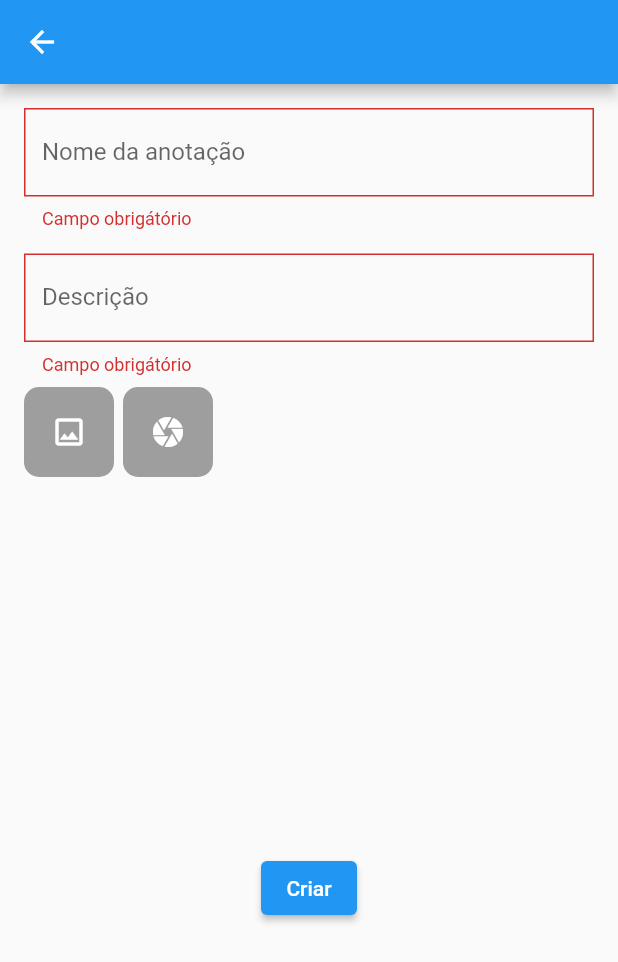
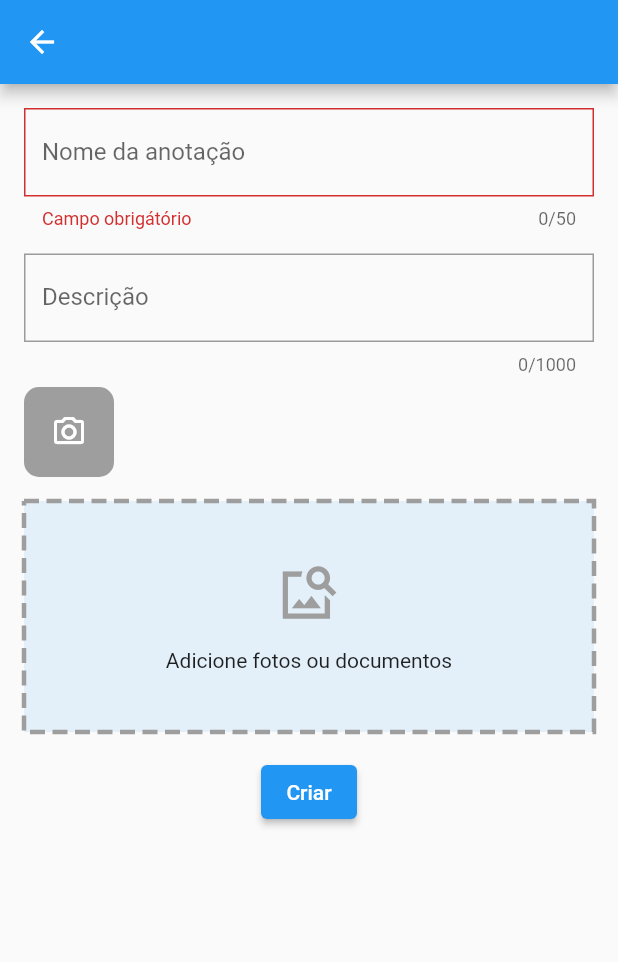
Before and after one commit to iCarlosAugusto/myBooknote, a Flutter app: the CreateAnotation screen opened directly with empty values, after a tap on "Criar", on a phone screen of 412 x 824 dp. Shown: the top 962 px of the screen. Run offline on Flutter 3.47's test engine with Material 2 defaults, Android fonts, the phone set to English and light mode, and no system bars; drawn by our look-alikes of dotted_border; our stand-ins replace auto_size_text, cloud_firestore, expandable, file_picker, firebase_core, flutter_mobx and 5 more; accounts and stored records are empty; generated files the repository leaves out were written again.

Commit message:
Melhorando a forma de criar a anotação

```diff
--- a/lib/pages/createAnotation/create_anotation_controller.dart
+++ b/lib/pages/createAnotation/create_anotation_controller.dart
@@ -1,3 +1,5 @@
+import 'dart:io';
+
 import 'package:cloud_firestore/cloud_firestore.dart';
 import 'package:flutter/material.dart';
 import 'package:image_picker/image_picker.dart';
@@ -7,8 +9,8 @@ import 'package:mybooknote/main.dart';
 import 'package:mybooknote/routes/global_context.dart';
 import 'package:mybooknote/usecases/add_image_use_case.dart';
 import 'package:go_router/go_router.dart';
-
 import '../../database/repositories/subjects/implemtations/subject_repository.dart';
+import 'package:file_picker/file_picker.dart';
 part 'create_anotation_controller.g.dart';
 
 class CreateAnotationController = _CreateAnotationControllerBase with _$CreateAnotationController;
@@ -49,6 +51,22 @@ abstract class _CreateAnotationControllerBase with Store {
   }
 
   @action
+  pickDocument() async {
+    FilePickerResult? result = await FilePicker.platform.pickFiles(
+      allowMultiple: true,
+      type: FileType.image,
+    );
+
+    if (result != null) {
+
+      var imagesFormatted = result.files.map((file) => ImageEntity(url: file.path!, title: 'Title Legal', description: 'Description Legal'));
+      images.addAll(imagesFormatted);
+    } else {
+      // User canceled the picker
+    }
+  }
+
+  @action
   Future<void> pickImageFromGalery() async {
     final List<XFile?> imagesPicked = await _picker.pickMultiImage();
     if (imagesPicked.isNotEmpty) {
--- a/lib/pages/createAnotation/create_anotation_page.dart
+++ b/lib/pages/createAnotation/create_anotation_page.dart
@@ -5,6 +5,7 @@ import 'package:flutter_mobx/flutter_mobx.dart';
 import 'package:go_router/go_router.dart';
 import 'package:mybooknote/pages/createAnotation/create_anotation_controller.dart';
 import 'package:mybooknote/widgets/textfieldWidget.dart';
+import 'package:dotted_border/dotted_border.dart';
 
 class CreateAnotation extends StatelessWidget {
   CreateAnotation({super.key, required this.subjectID});
@@ -18,14 +19,16 @@ class CreateAnotation extends StatelessWidget {
       appBar: AppBar(),
       body: Padding(
         padding: const EdgeInsets.all(16),
+        child: SingleChildScrollView(
           child: Form(
-          autovalidateMode: AutovalidateMode.onUserInteraction,
             key: controller.formKey,
             child: Column(
+              crossAxisAlignment: CrossAxisAlignment.start,
               children: [
                 TextfieldWidget(
                   controller: controller.titleTextfieldController,
                   labelText: 'Nome da anotação',
+                  maxLength: 50,
                   validator: (value) {
                     if (value == null || value.isEmpty) {
                       return 'Campo obrigátório';
@@ -34,29 +37,12 @@ class CreateAnotation extends StatelessWidget {
                   },
                 ),
                 TextfieldWidget(
+                  margin: const EdgeInsets.only(top: 16),
                   controller: controller.descriptionTextfieldController,
                   labelText: 'Descrição',
-                margin: const EdgeInsets.only(top: 16),
-                validator: (value) {
-                  if (value == null || value.isEmpty) {
-                    return 'Campo obrigátório';
-                  }
-                  return null;
-                },
+                  maxLength: 1000,
                 ),
-              Row(
-                children: [
-                  InkWell(
-                    onTap: controller.pickImageFromGalery,
-                    child: Container(
-                      margin: const EdgeInsets.only(top: 8, right: 6),
-                      width: 60,
-                      height: 60,
-                      decoration: const BoxDecoration(
-                          color: Colors.grey, borderRadius: BorderRadius.all(Radius.circular(10))),
-                      child: const Icon(Icons.image_outlined, color: Colors.white),
-                    ),
-                  ),
+
                 InkWell(
                   onTap: controller.pickImageFromCamera,
                   child: Container(
@@ -65,15 +51,40 @@ class CreateAnotation extends StatelessWidget {
                     height: 60,
                     decoration: const BoxDecoration(
                         color: Colors.grey, borderRadius: BorderRadius.all(Radius.circular(10))),
-                      child: const Icon(Icons.camera, color: Colors.white),
+                    child: const Icon(Icons.camera_alt_outlined, color: Colors.white),
                   ),
                 ),
+                Container(
+                  color: Colors.blue.withOpacity(0.1),
+                  margin: const EdgeInsets.only(top: 16, bottom: 16),
+                  child: InkWell(
+                    onTap: controller.pickDocument,
+                    child: DottedBorder(
+                        color: Colors.grey,
+                        strokeWidth: 3,
+                        radius: const Radius.circular(15),
+                        dashPattern: const [10, 5],
+                        child: SizedBox(
+                          width: double.infinity,
+                          height: 150,
+                          child: Column(
+                            mainAxisAlignment: MainAxisAlignment.center,
+                            children: [
+                              const Icon(Icons.image_search_sharp, size: 42, color: Colors.grey),
+                              Container(
+                                  margin: const EdgeInsets.only(top: 16),
+                                  child: const Text('Adicione fotos ou documentos')),
                             ],
                           ),
-              SizedBox(
+                        )),
+                  ),
+                ),
+                Observer(builder: (_) {
+                  return Visibility(
+                    visible: controller.images.isNotEmpty,
+                    child: SizedBox(
                       height: 250,
-                child: Observer(builder: (_) {
-                  return ListView.separated(
+                      child: ListView.separated(
                           padding: const EdgeInsets.only(top: 16),
                           scrollDirection: Axis.horizontal,
                           itemBuilder: (context, index) => Stack(
@@ -109,7 +120,8 @@ class CreateAnotation extends StatelessWidget {
                                           isScrollControlled: true,
                                           context: context,
                                           builder: (context) => MediaQuery(
-                                            data: MediaQueryData.fromWindow(WidgetsBinding.instance.window),
+                                                data:
+                                                    MediaQueryData.fromWindow(WidgetsBinding.instance.window),
                                                 child: SafeArea(
                                                   child: Stack(
                                                     children: [
@@ -144,11 +156,15 @@ class CreateAnotation extends StatelessWidget {
                                 ],
                               ),
                           separatorBuilder: (_, __) => const SizedBox(width: 10),
-                      itemCount: controller.images.length);
+                          itemCount: controller.images.length),
+                    ),
+                  );
                 }),
+                Align(
+                    alignment: Alignment.bottomCenter,
+                    child: ElevatedButton(onPressed: controller.createAnotation, child: const Text('Criar')))
+              ],
             ),
-              ElevatedButton(onPressed: controller.createAnotation, child: const Text('Criar'))
-            ],
           ),
         ),
       ),
--- a/lib/widgets/textfieldWidget.dart
+++ b/lib/widgets/textfieldWidget.dart
@@ -1,19 +1,22 @@
 import 'package:flutter/material.dart';
 
 class TextfieldWidget extends StatelessWidget {
-  TextfieldWidget({super.key, this.controller, this.hintText, this.labelText, this.margin, this.validator});
+  TextfieldWidget({super.key, this.controller, this.hintText, this.labelText, this.margin, this.validator, this.maxLength});
 
   TextEditingController? controller;
   String? hintText;
   String? labelText;
   EdgeInsets? margin;
   String? Function(String? value)? validator;
+  int? maxLength;
 
   @override
   Widget build(BuildContext context) {
     return Container(
       margin: margin,
       child: TextFormField(
+        maxLength: maxLength,
+        maxLines: null,
         validator: validator,
         controller: controller,
         decoration: InputDecoration(
--- a/pubspec.yaml
+++ b/pubspec.yaml
@@ -58,7 +58,8 @@ dev_dependencies:
   mobx_codegen: ^2.1.1
   json_serializable: ^6.6.1
   auto_size_text: ^3.0.0
-
+  file_picker: ^5.2.5
+  dotted_border: ^2.0.0+3
 
   # The "flutter_lints" package below contains a set of recommended lints to
   # encourage good coding practices. The lint set provided by the package is
```
Also changed, not shown: pubspec.lock. Lines whose indentation alone changed are shown as unchanged.
